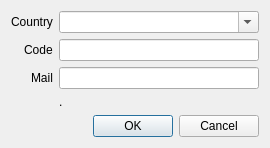
The window that banta/res/ui/allopass.ui (jerobarraco/banta) describes before a commit, drawn with Qt 5.
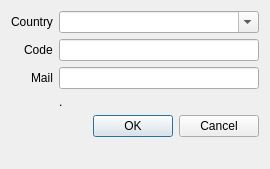
The same window after the commit.

```diff
--- a/banta/res/ui/allopass.ui
+++ b/banta/res/ui/allopass.ui
@@ -7,7 +7,7 @@
     <x>0</x>
     <y>0</y>
     <width>270</width>
-    <height>147</height>
+    <height>169</height>
    </rect>
   </property>
   <property name="sizePolicy">
```
